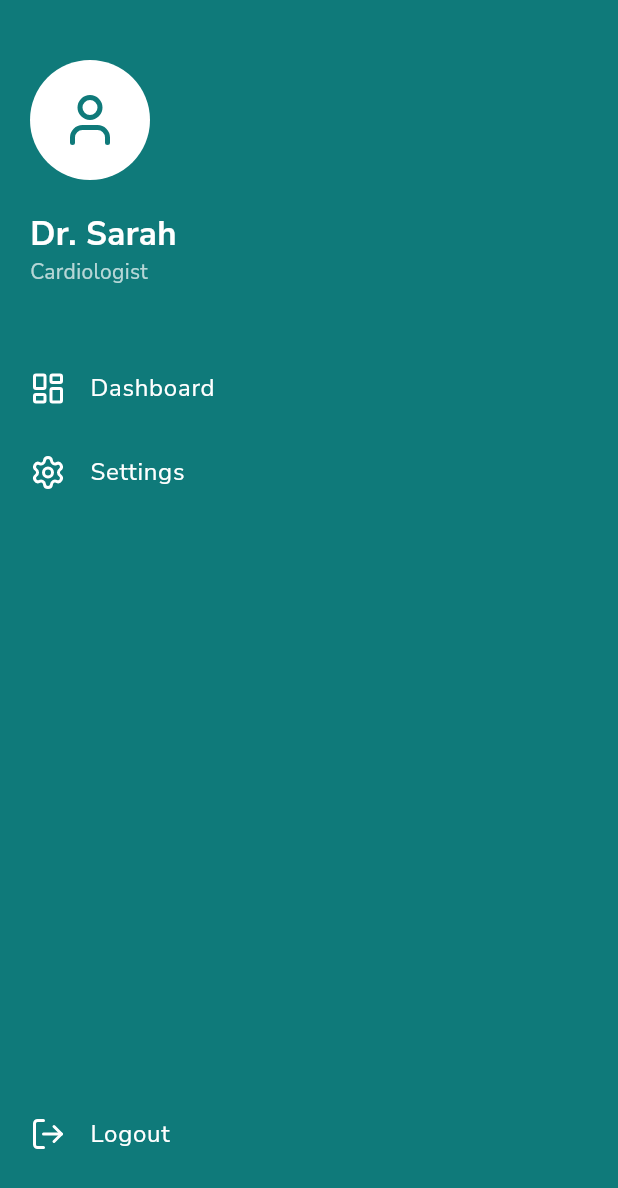
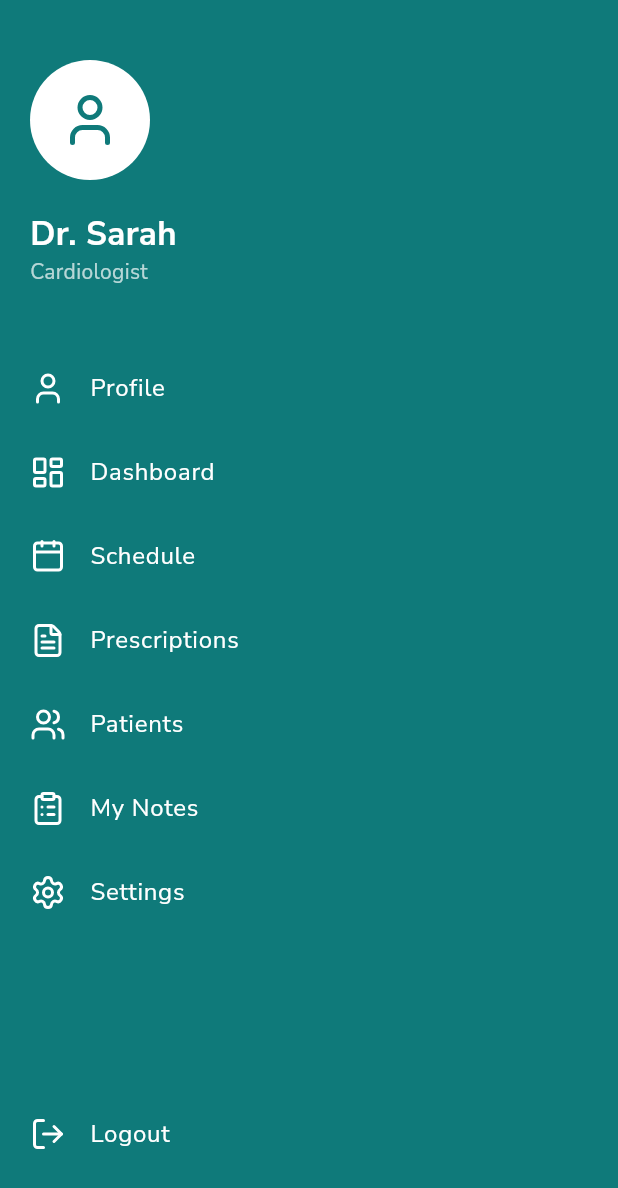
Before and after one commit to masihur96/MediRx_Patient, a Flutter app: the DoctorMenuScreen screen opened directly, on a phone screen of 412 x 824 dp. Shown: the top 1188 px of the screen. Run offline on Flutter 3.47's test engine with Material 3 defaults, Android fonts, the phone set to English and light mode, and no system bars; our stand-ins replace flutter_zoom_drawer, google_fonts, image_picker, lucide_icons_flutter.

Commit message:
Project Setup

```diff
--- a/lib/features/doctor/presentation/doctor_dashboard_screen.dart
+++ b/lib/features/doctor/presentation/doctor_dashboard_screen.dart
@@ -7,6 +7,7 @@ import 'doctor_patient_list_screen.dart';
 import 'doctor_prescriptions_screen.dart';
 import 'doctor_analytics_screen.dart';
 import 'doctor_settings_screen.dart';
+import 'doctor_profile_screen.dart';
 
 class DoctorDashboardScreen extends StatefulWidget {
   const DoctorDashboardScreen({super.key});
@@ -136,8 +137,25 @@ class DoctorMenuScreen extends StatelessWidget {
               ),
               const SizedBox(height: 40),
 
+              _buildMenuItem(context, LucideIcons.user, 'Profile', () {
+                Navigator.push(context, MaterialPageRoute(builder: (_) => const DoctorProfileScreen()));
+              }),
               _buildMenuItem(context, LucideIcons.layoutDashboard, 'Dashboard', () {
                 ZoomDrawer.of(context)?.close();
+              }),
+              _buildMenuItem(context, LucideIcons.calendar, 'Schedule', () {
+                ZoomDrawer.of(context)?.close();
+                ScaffoldMessenger.of(context).showSnackBar(const SnackBar(content: Text('Schedule coming soon')));
+              }),
+              _buildMenuItem(context, LucideIcons.fileText, 'Prescriptions', () {
+                ZoomDrawer.of(context)?.close();
+              }),
+              _buildMenuItem(context, LucideIcons.users, 'Patients', () {
+                ZoomDrawer.of(context)?.close();
+              }),
+              _buildMenuItem(context, LucideIcons.clipboardList, 'My Notes', () {
+                ZoomDrawer.of(context)?.close();
+                ScaffoldMessenger.of(context).showSnackBar(const SnackBar(content: Text('My Notes coming soon')));
               }),
               _buildMenuItem(context, LucideIcons.settings, 'Settings', () {
                 Navigator.push(context, MaterialPageRoute(builder: (_) => const DoctorSettingsScreen()));
```
